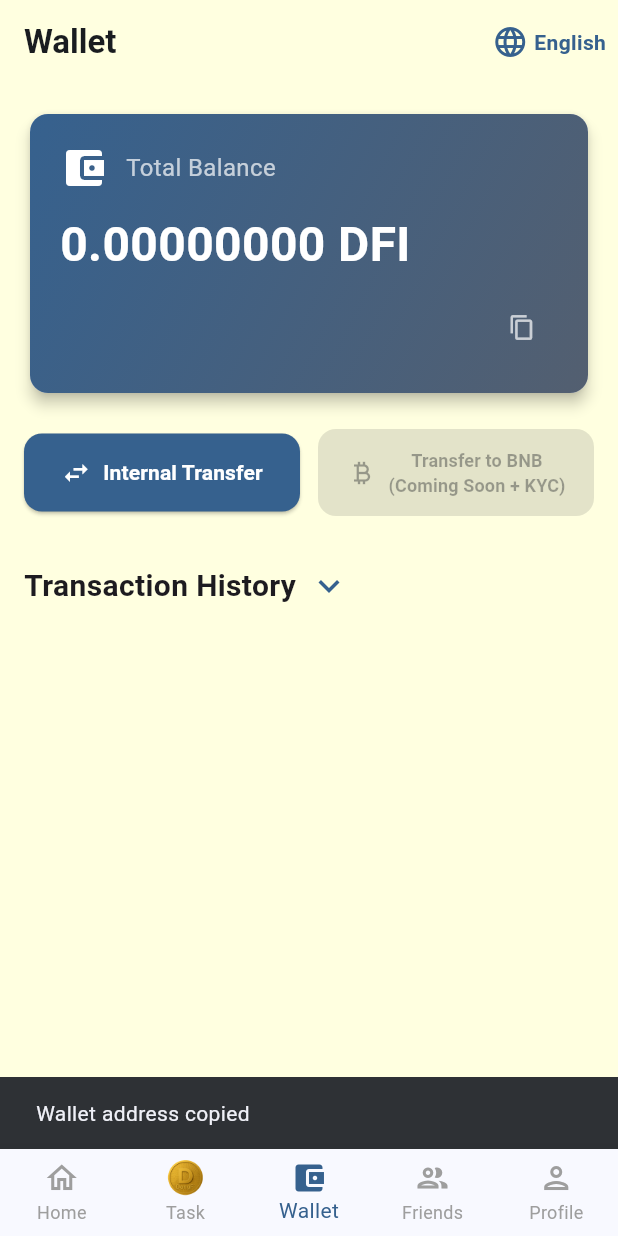
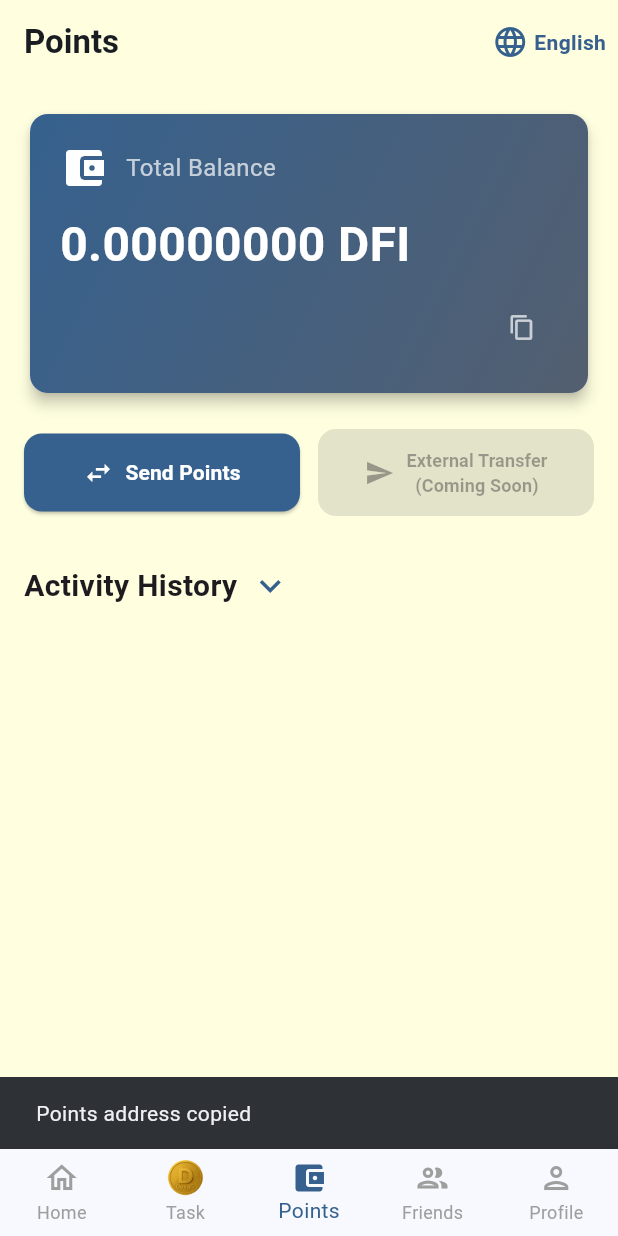
Before and after one commit to huyhuyhuy/app_coinz, a Flutter app: the MainScreen screen opened directly, item 3 of the bottom bar chosen, after a tap on the "content copy" icon, on a phone screen of 412 x 824 dp. Run offline on Flutter 3.47's test engine with Material 3 defaults, Android fonts, the phone set to English and light mode, and no system bars; drawn by our look-alikes of google_mobile_ads; our stand-ins replace google_fonts, image_cropper, image_picker, shared_preferences, sqflite, supabase_flutter and 2 more; accounts and stored records are empty; network calls fail; statements that could not run were skipped.

Commit message:
update description

```diff
--- a/lib/models/transaction_model.dart
+++ b/lib/models/transaction_model.dart
@@ -172,13 +172,13 @@ class TransactionModel {
   String get typeDisplay {
     switch (transactionType) {
       case 'mining':
-        return 'Mining Reward';
+        return 'Earning Reward';
       case 'referral':
         return 'Referral Bonus';
       case 'transfer_send':
-        return 'Transfer Sent';
+        return 'Points Sent';
       case 'transfer_receive':
-        return 'Transfer Received';
+        return 'Points Received';
       case 'withdrawal':
         return 'Withdrawal';
       default:
--- a/lib/repositories/mining_repository.dart
+++ b/lib/repositories/mining_repository.dart
@@ -195,7 +195,7 @@ class MiningRepository {
       // Add coins to wallet
       await _walletRepo.addCoins(userId, coinsMined);
 
-      // ✅ Tạo transaction record cho mining reward
+      // ✅ Tạo transaction record cho earning reward
       if (coinsMined > 0) {
         final transaction = TransactionModel(
           transactionId: _generateUuid(),
--- a/lib/screens/tabs/wallet_tab.dart
+++ b/lib/screens/tabs/wallet_tab.dart
@@ -9,10 +9,10 @@ import '../../utils/app_localizations.dart';
 import '../../repositories/transaction_repository.dart';
 import '../../models/models.dart';
 
-/// Category cho transactions
+/// Category cho activities
 enum TransactionCategory {
   all,      // Tất cả loại
-  transfer, // Chỉ chuyển/nhận nội bộ (transfer_send, transfer_receive, withdrawal)
+  transfer, // Chỉ gửi/nhận điểm (transfer_send, transfer_receive, withdrawal)
   earnings, // Chỉ thu nhập (mining, video_reward, referral)
 }
 
@@ -58,8 +58,8 @@ class _WalletTabState extends State<WalletTab> {
       SnackBar(
         content: Text(
           AppLocalizations.of(context).locale.languageCode == 'vi'
-              ? 'Đã sao chép địa chỉ ví'
-              : 'Wallet address copied',
+              ? 'Đã sao chép địa chỉ điểm'
+              : 'Points address copied',
         ),
         duration: const Duration(seconds: 2),
       ),
@@ -353,13 +353,13 @@ class _WalletTabState extends State<WalletTab> {
                     ),
                   ),
                   const SizedBox(width: 12),
-                  // BNB Transfer Button (Coming Soon)
+                  // External Transfer Button (Coming Soon)
                   Expanded(
                     child: ElevatedButton.icon(
                       onPressed: null,
-                      icon: const Icon(Icons.currency_bitcoin, size: 20),
+                      icon: const Icon(Icons.send, size: 20),
                       label: Text(
-                        '${localizations.transferToBNB}\n(${localizations.comingSoon} + KYC)',
+                        '${localizations.transferToBNB}\n(${localizations.comingSoon})',
                         style: GoogleFonts.roboto(
                           fontSize: 12,
                           fontWeight: FontWeight.w600,
@@ -398,8 +398,8 @@ class _WalletTabState extends State<WalletTab> {
                         children: [
                           Text(
                             localizations.locale.languageCode == 'vi'
-                                ? 'Lịch sử giao dịch'
-                                : 'Transaction History',
+                                ? 'Lịch sử hoạt động'
+                                : 'Activity History',
                             style: GoogleFonts.roboto(
                               fontSize: 20,
                               fontWeight: FontWeight.bold,
@@ -476,8 +476,8 @@ class _WalletTabState extends State<WalletTab> {
                               const SizedBox(height: 16),
                               Text(
                                 localizations.locale.languageCode == 'vi'
-                                    ? 'Chưa có giao dịch'
-                                    : 'No transactions yet',
+                                    ? 'Chưa có hoạt động'
+                                    : 'No activities yet',
                                 style: GoogleFonts.roboto(
                                   fontSize: 16,
                                   color: Colors.grey[600],
@@ -509,7 +509,7 @@ class _WalletTabState extends State<WalletTab> {
     );
   }
 
-  /// Load transactions từ database
+  /// Load activities từ database
   Future<List<TransactionModel>> _loadTransactions(String userId) async {
     if (userId.isEmpty) return [];
 
@@ -518,28 +518,28 @@ class _WalletTabState extends State<WalletTab> {
       await _transactionRepo.syncTransactionsFromServer(userId);
 
       // ⚠️ KHÔNG gọi cleanup ở đây nữa - để UI tự handle deduplication
-      // Lý do: Cleanup có thể xóa nhầm transactions hợp lệ
+      // Lý do: Cleanup có thể xóa nhầm activities hợp lệ
       // UI deduplication an toàn hơn vì chỉ ẩn, không xóa
 
-      // Load từ local (tăng limit lên để load nhiều transactions hơn)
+      // Load từ local (tăng limit lên để load nhiều activities hơn)
       final transactions = await _transactionRepo.getUserTransactions(userId, limit: 500);
 
-      print('[WALLET_TAB] 📥 Loaded ${transactions.length} transactions from local database');
+      print('[WALLET_TAB] 📥 Loaded ${transactions.length} activities from local database');
 
       return transactions;
     } catch (e) {
-      print('[WALLET_TAB] ❌ Error loading transactions: $e');
+      print('[WALLET_TAB] ❌ Error loading activities: $e');
       return [];
     }
   }
 
-  /// Remove duplicate transactions (ONLY real duplicates - same timestamp to the minute)
+  /// Remove duplicate activities (ONLY real duplicates - same timestamp to the minute)
   List<TransactionModel> _removeDuplicateTransactions(List<TransactionModel> transactions) {
     final Map<String, TransactionModel> uniqueTransactions = {};
 
     for (final transaction in transactions) {
       // ✅ Create unique key: type + description + amount + timestamp (to the MINUTE)
-      // This ensures we only hide REAL duplicates (same transaction at same time)
+      // This ensures we only hide REAL duplicates (same activity at same time)
       final timestampToMinute = transaction.createdAt.toIso8601String().substring(0, 16); // YYYY-MM-DDTHH:MM
       final uniqueKey = '${transaction.transactionType}_${transaction.description}_${transaction.amount}_$timestampToMinute';
 
@@ -547,20 +547,20 @@ class _WalletTabState extends State<WalletTab> {
       if (!uniqueTransactions.containsKey(uniqueKey)) {
         uniqueTransactions[uniqueKey] = transaction;
       } else {
-        print('[WALLET_TAB] ⚠️ UI: Found duplicate transaction: ${transaction.transactionId} - ${transaction.description} - $timestampToMinute');
+        print('[WALLET_TAB] ⚠️ UI: Found duplicate activity: ${transaction.transactionId} - ${transaction.description} - $timestampToMinute');
       }
     }
 
     final deduplicatedList = uniqueTransactions.values.toList();
 
     if (transactions.length != deduplicatedList.length) {
-      print('[WALLET_TAB] 🔄 UI: Filtered ${transactions.length - deduplicatedList.length} duplicate transactions');
+      print('[WALLET_TAB] 🔄 UI: Filtered ${transactions.length - deduplicatedList.length} duplicate activities');
     }
 
     return deduplicatedList;
   }
 
-  /// ✅ Filter transactions theo CATEGORY only
+  /// ✅ Filter activities theo CATEGORY only
   List<TransactionModel> _filterTransactions(List<TransactionModel> transactions) {
     // Filter by CATEGORY
     if (_currentCategory == TransactionCategory.all) {
@@ -778,7 +778,7 @@ class _WalletTabState extends State<WalletTab> {
 
     switch (transaction.transactionType) {
       case 'mining':
-        return isVi ? 'Phần thưởng khai thác' : 'Mining Reward';
+        return isVi ? 'Phần thưởng kiếm điểm' : 'Earning Reward';
 
       case 'referral':
         return isVi ? 'Thưởng giới thiệu bạn bè' : 'Referral Bonus';
@@ -786,12 +786,12 @@ class _WalletTabState extends State<WalletTab> {
       case 'transfer_receive':
         return transaction.description.isNotEmpty
             ? transaction.description
-            : (isVi ? 'Nhận chuyển khoản' : 'Received Transfer');
+            : (isVi ? 'Nhận điểm' : 'Received Points');
 
       case 'transfer_send':
         return transaction.description.isNotEmpty
             ? transaction.description
-            : (isVi ? 'Gửi chuyển khoản' : 'Sent Transfer');
+            : (isVi ? 'Gửi điểm' : 'Sent Points');
 
       case 'video_reward':
         return isVi ? 'Thưởng xem video' : 'Video Reward';
--- a/lib/utils/app_localizations.dart
+++ b/lib/utils/app_localizations.dart
@@ -149,9 +149,9 @@ class AppLocalizations {
   String get wallet {
     switch (locale.languageCode) {
       case 'vi':
-        return 'Ví';
+        return 'Điểm';
       default:
-        return 'Wallet';
+        return 'Points';
     }
   }
 
@@ -182,22 +182,22 @@ class AppLocalizations {
     }
   }
 
-  // Mining Stats
+  // Earning Stats
   String get coinsMined {
     switch (locale.languageCode) {
       case 'vi':
-        return 'Đã khai thác';
+        return 'Đã kiếm được';
       default:
-        return 'Mined';
+        return 'Earned';
     }
   }
 
   String get miningSpeed {
     switch (locale.languageCode) {
       case 'vi':
-        return 'Tốc độ khai thác';
+        return 'Tốc độ kiếm điểm';
       default:
-        return 'Mining Speed';
+        return 'Points Rate';
     }
   }
 
@@ -251,18 +251,18 @@ class AppLocalizations {
   String get startMining {
     switch (locale.languageCode) {
       case 'vi':
-        return 'Bắt đầu khai thác';
+        return 'Bắt đầu kiếm điểm';
       default:
-        return 'Start Mining';
+        return 'Start Earning';
     }
   }
 
   String get stopMining {
     switch (locale.languageCode) {
       case 'vi':
-        return 'Dừng khai thác';
+        return 'Dừng kiếm điểm';
       default:
-        return 'Stop Mining';
+        return 'Stop Earning';
     }
   }
 
@@ -296,9 +296,9 @@ class AppLocalizations {
   String get miningHistory {
     switch (locale.languageCode) {
       case 'vi':
-        return 'Lịch sử khai thác';
+        return 'Lịch sử kiếm điểm';
       default:
-        return 'Mining History';
+        return 'Earning History';
     }
   }
 
@@ -314,27 +314,27 @@ class AppLocalizations {
   String get noTransactions {
     switch (locale.languageCode) {
       case 'vi':
-        return 'Chưa có giao dịch';
+        return 'Chưa có hoạt động';
       default:
-        return 'No transactions yet';
+        return 'No activities yet';
     }
   }
 
   String get totalCoinsMined {
     switch (locale.languageCode) {
       case 'vi':
-        return 'Tổng DFI đã khai thác';
+        return 'Tổng DFI đã kiếm được';
       default:
-        return 'Total DFI Mined';
+        return 'Total DFI Earned';
     }
   }
 
   String get totalMiningTime {
     switch (locale.languageCode) {
       case 'vi':
-        return 'Tổng thời gian khai thác';
+        return 'Tổng thời gian kiếm điểm';
       default:
-        return 'Total Mining Time';
+        return 'Total Earning Time';
     }
   }
 
@@ -539,18 +539,18 @@ class AppLocalizations {
   String get pleaseLoginToStartMining {
     switch (locale.languageCode) {
       case 'vi':
-        return 'Vui lòng đăng nhập để bắt đầu khai thác';
+        return 'Vui lòng đăng nhập để bắt đầu kiếm điểm';
       default:
-        return 'Please login to start mining';
+        return 'Please login to start earning';
     }
   }
 
   String get miningActive {
     switch (locale.languageCode) {
       case 'vi':
-        return 'Đang khai thác';
+        return 'Đang kiếm điểm';
       default:
-        return 'Mining Active';
+        return 'Earning Active';
     }
   }
 
@@ -559,7 +559,7 @@ class AppLocalizations {
       case 'vi':
         return 'Đã dừng';
       default:
-        return 'Mining Stopped';
+        return 'Earning Stopped';
     }
   }
 
@@ -584,9 +584,9 @@ class AppLocalizations {
   String get walletBalance {
     switch (locale.languageCode) {
       case 'vi':
-        return 'Số dư ví';
+        return 'Số điểm';
       default:
-        return 'Wallet Balance';
+        return 'Points Balance';
     }
   }
 
@@ -602,27 +602,27 @@ class AppLocalizations {
   String get miningTips {
     switch (locale.languageCode) {
       case 'vi':
-        return 'Mẹo khai thác';
+        return 'Mẹo kiếm điểm';
       default:
-        return 'Mining Tips';
+        return 'Earning Tips';
     }
   }
 
   String get miningTip1 {
     switch (locale.languageCode) {
       case 'vi':
-        return 'Khai thác mỗi ngày để thu thập nhiều DFI';
+        return 'Kiếm điểm mỗi ngày để thu thập nhiều DFI';
       default:
-        return 'Mine daily to increase your DFI';
+        return 'Earn daily to increase your DFI';
     }
   }
 
   String get miningTip2 {
     switch (locale.languageCode) {
       case 'vi':
-        return 'Mời bạn bè để tăng tốc độ khai thác';
+        return 'Mời bạn bè để tăng tốc độ kiếm điểm';
       default:
-        return 'Invite friends to boost mining speed';
+        return 'Invite friends to boost earning rate';
     }
   }
 
@@ -683,27 +683,27 @@ class AppLocalizations {
   String get transferInternal {
     switch (locale.languageCode) {
       case 'vi':
-        return 'Chuyển nội bộ';
+        return 'Gửi điểm';
       default:
-        return 'Internal Transfer';
+        return 'Send Points';
     }
   }
 
   String get transferToBNB {
     switch (locale.languageCode) {
       case 'vi':
-        return 'Chuyển qua BNB';
+        return 'Chuyển ra ngoài';
       default:
-        return 'Transfer to BNB';
+        return 'External Transfer';
     }
   }
 
   String get recipientWalletAddress {
     switch (locale.languageCode) {
       case 'vi':
-        return 'Địa chỉ ví người nhận';
+        return 'Địa chỉ điểm người nhận';
       default:
-        return 'Recipient Wallet Address';
+        return 'Recipient Points Address';
     }
   }
 
@@ -773,18 +773,18 @@ class AppLocalizations {
   String get transferSuccessful {
     switch (locale.languageCode) {
       case 'vi':
-        return 'Chuyển coin thành công';
+        return 'Gửi điểm thành công';
       default:
-        return 'Transfer successful';
+        return 'Points sent successfully';
     }
   }
 
   String get transferFailed {
     switch (locale.languageCode) {
       case 'vi':
-        return 'Chuyển coin thất bại';
+        return 'Gửi điểm thất bại';
       default:
-        return 'Transfer failed';
+        return 'Failed to send points';
     }
   }
 
@@ -800,9 +800,9 @@ class AppLocalizations {
   String get invalidWalletAddress {
     switch (locale.languageCode) {
       case 'vi':
-        return 'Địa chỉ ví không hợp lệ';
+        return 'Địa chỉ điểm không hợp lệ';
       default:
-        return 'Invalid wallet address';
+        return 'Invalid points address';
     }
   }
 
@@ -818,9 +818,9 @@ class AppLocalizations {
   String get pleaseEnterWalletAddress {
     switch (locale.languageCode) {
       case 'vi':
-        return 'Vui lòng nhập địa chỉ ví';
+        return 'Vui lòng nhập địa chỉ điểm';
       default:
-        return 'Please enter wallet address';
+        return 'Please enter points address';
     }
   }
 
@@ -926,18 +926,18 @@ class AppLocalizations {
   String get kyc {
     switch (locale.languageCode) {
       case 'vi':
-        return 'KYC';
+        return 'Xác minh rút tiền';
       default:
-        return 'KYC';
+        return 'Withdrawal Verification';
     }
   }
 
   String get kycVerification {
     switch (locale.languageCode) {
       case 'vi':
-        return 'Xác minh danh tính';
+        return 'Xác minh rút tiền';
       default:
-        return 'Identity Verification';
+        return 'Withdrawal Verification';
     }
   }
 
@@ -1043,9 +1043,27 @@ class AppLocalizations {
   String get kycInformation {
     switch (locale.languageCode) {
       case 'vi':
-        return 'Thông tin KYC';
+        return 'Thông tin xác minh rút tiền';
       default:
-        return 'KYC Information';
+        return 'Withdrawal Verification Information';
+    }
+  }
+
+  String get withdrawalVerificationDescription {
+    switch (locale.languageCode) {
+      case 'vi':
+        return 'Để rút điểm thưởng vào tài khoản ngân hàng của bạn, chúng tôi cần xác minh danh tính của bạn';
+      default:
+        return 'To withdraw your reward points to your bank account, we need to verify your identity';
+    }
+  }
+
+  String get withdrawalVerificationTitle {
+    switch (locale.languageCode) {
+      case 'vi':
+        return 'Xác minh danh tính để kích hoạt rút tiền';
+      default:
+        return 'Verify your identity to enable bank withdrawals';
     }
   }
 
--- a/pubspec.yaml
+++ b/pubspec.yaml
@@ -1,5 +1,5 @@
 name: app_coinz
-description: "A Flutter app for coin mining and community features."
+description: "A Flutter app for earning reward points by watching videos and completing tasks."
 # The following line prevents the package from being accidentally published to
 # pub.dev using `flutter pub publish`. This is preferred for private packages.
 publish_to: 'none' # Remove this line if you wish to publish to pub.dev
@@ -16,7 +16,7 @@ publish_to: 'none' # Remove this line if you wish to publish to pub.dev
 # https://developer.apple.com/library/archive/documentation/General/Reference/InfoPlistKeyReference/Articles/CoreFoundationKeys.html
 # In Windows, build-name is used as the major, minor, and patch parts
 # of the product and file versions while build-number is used as the build suffix.
-version: 1.0.3+5
+version: 1.0.3+6
 
 environment:
   sdk: ^3.9.0
```
Also changed, not shown: lib/screens/kyc_screen.dart (+16 -6 lines).
